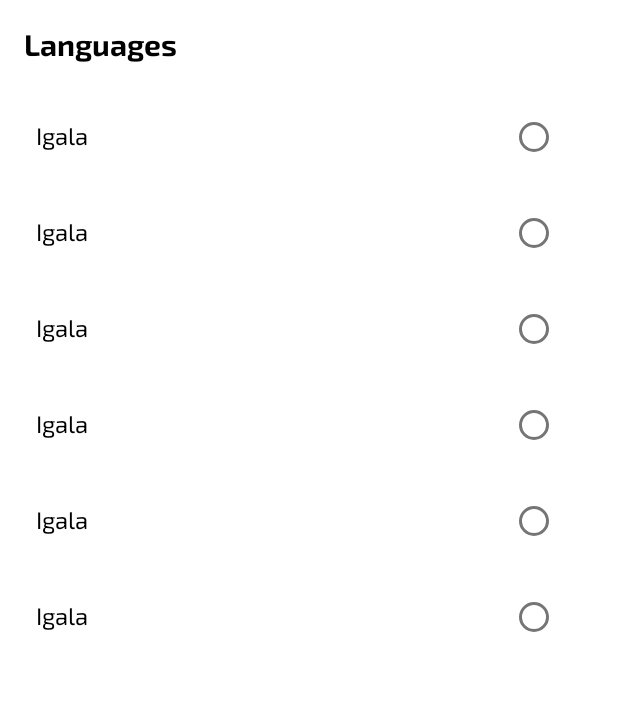
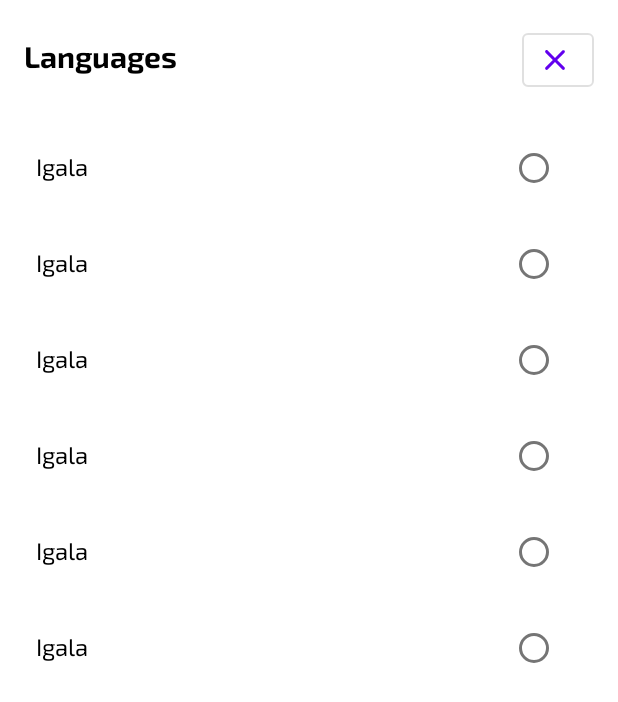
Before and after one commit to LeMonaStudio/GlobeSurfer, an Android app: the layout fragment_dialog_language.xml on its own in the app's theme, with its tools: preview values and no code run, on a phone screen of 412 x 824 dp. Shown: the top 702 px of the screen. Run offline under Robolectric (Android 15) with nearby library versions, the phone set to English and light mode, and no system bars.

```diff
--- /dev/null
+++ b/app/src/main/res/drawable/ic_close.xml
@@ -0,0 +1,5 @@
+<vector android:height="24dp" android:tint="#000000"
+    android:viewportHeight="24" android:viewportWidth="24"
+    android:width="24dp" xmlns:android="http://schemas.android.com/apk/res/android">
+    <path android:fillColor="@android:color/white" android:pathData="M18.3,5.71c-0.39,-0.39 -1.02,-0.39 -1.41,0L12,10.59 7.11,5.7c-0.39,-0.39 -1.02,-0.39 -1.41,0 -0.39,0.39 -0.39,1.02 0,1.41L10.59,12 5.7,16.89c-0.39,0.39 -0.39,1.02 0,1.41 0.39,0.39 1.02,0.39 1.41,0L12,13.41l4.89,4.89c0.39,0.39 1.02,0.39 1.41,0 0.39,-0.39 0.39,-1.02 0,-1.41L13.41,12l4.89,-4.89c0.38,-0.38 0.38,-1.02 0,-1.4z"/>
+</vector>
--- a/app/src/main/res/layout/display_language_list.xml
+++ b/app/src/main/res/layout/display_language_list.xml
@@ -7,6 +7,7 @@
         android:layout_width="match_parent"
         android:orientation="horizontal"
         android:padding="8dp"
+        android:id="@+id/language_code_container"
         android:layout_height="wrap_content">
 
         <com.google.android.material.textview.MaterialTextView
--- a/app/src/main/res/layout/fragment_dialog_language.xml
+++ b/app/src/main/res/layout/fragment_dialog_language.xml
@@ -16,16 +16,30 @@
         android:paddingTop="16dp"
         tools:context=".ui.dialogs.DialogLanguage">
 
-        <com.google.android.material.textview.MaterialTextView
-            android:layout_width="wrap_content"
+        <androidx.appcompat.widget.LinearLayoutCompat
+            android:layout_width="match_parent"
             android:layout_height="wrap_content"
-            android:textColor="?attr/colorOnBackground"
-            android:textSize="20sp"
-            android:fontFamily="@font/exo_2_bold"
-            android:text="@string/languages_label" />
+            android:orientation="horizontal">
+            <com.google.android.material.textview.MaterialTextView
+                android:layout_width="wrap_content"
+                android:layout_height="wrap_content"
+                android:textColor="?attr/colorOnBackground"
+                android:textSize="20sp"
+                android:layout_weight="1"
+                android:fontFamily="@font/exo_2_bold"
+                android:text="@string/languages_label"/>
+
+            <com.google.android.material.button.MaterialButton
+                android:layout_width="48dp"
+                android:layout_height="48dp"
+                app:icon="@drawable/ic_close"
+                app:iconGravity="textStart"
+                style="@style/Widget.MaterialComponents.Button.OutlinedButton"
+                android:id="@+id/close_btn"/>
+        </androidx.appcompat.widget.LinearLayoutCompat>
 
         <androidx.recyclerview.widget.RecyclerView
-            android:id="@+id/country_list_parent"
+            android:id="@+id/language_list"
             android:layout_width="match_parent"
             android:layout_height="wrap_content"
             android:layout_marginTop="16dp"
--- a/app/src/main/res/layout/fragment_search.xml
+++ b/app/src/main/res/layout/fragment_search.xml
@@ -65,6 +65,7 @@
                     android:id="@+id/search_box"
                     android:textSize="18sp"
                     android:padding="16dp"
+                    android:enabled="false"
                     android:textColor="?attr/colorOnBackground"
                     app:drawableTint="?attr/colorOnBackground"
                     style="@style/Widget.MaterialComponents.TextInputLayout.OutlinedBox"
@@ -86,9 +87,10 @@
                     app:layout_constraintStart_toStartOf="parent"
                     app:layout_constraintTop_toTopOf="parent"
                     app:layout_constraintBottom_toBottomOf="parent"
-                    android:text="EN"
+                    android:text="@string/english_launguage_code"
                     app:icon="@drawable/ic_language"
                     android:layout_gravity="start"
+                    android:textAllCaps="true"
                     app:cornerRadius="4dp"
                     app:iconTint="?attr/colorOnBackground"
                     android:textColor="?attr/colorOnBackground"
--- a/app/src/main/res/values/strings.xml
+++ b/app/src/main/res/values/strings.xml
@@ -13,6 +13,7 @@
     <string name="time_zone_label">Time zone</string>
     <string name="driving_side_label">Driving side</string>
     <string name="languages_label">Languages</string>
+    <string name="english_launguage_code">EN</string>
 
 
     <string-array name="language_list">
```
Also changed, not shown: app/src/main/java/com/nativecitizens/globesurfer/adapters/LanguageListAdapter.kt (added, +76 -0 lines), app/src/main/java/com/nativecitizens/globesurfer/model/Country.kt (+4 -6 lines), app/src/main/java/com/nativecitizens/globesurfer/model/SearchViewModel.kt (+54 -4 lines), app/src/main/java/com/nativecitizens/globesurfer/ui/SearchFragment.kt (+21 -0 lines), app/src/main/java/com/nativecitizens/globesurfer/ui/dialogs/DialogLanguage.kt (+45 -0 lines), app/src/main/res/navigation/nav_graph.xml (+8 -4 lines).
